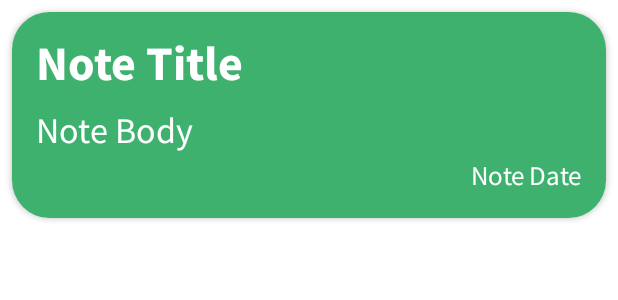
After one commit to Bilalazam26/Dawinii, an Android app: the layout note_layout.xml on its own in the app's theme, with its tools: preview values and no code run, on a phone screen of 412 x 824 dp. The commit adds this screen. Shown: the top 300 px of the screen. Run offline under Robolectric (Android 15) with nearby library versions, the phone set to English and light mode, and no system bars; Roboto replaces fonts that are not available here.

Commit message:
activity_note.xml

```diff
--- a/app/build.gradle
+++ b/app/build.gradle
@@ -34,6 +34,7 @@ android {
     buildFeatures {
         viewBinding = true
     }
+    namespace 'com.grad.dawinii'
 }
 
 dependencies {
--- a/app/src/main/AndroidManifest.xml
+++ b/app/src/main/AndroidManifest.xml
@@ -1,7 +1,6 @@
 <?xml version="1.0" encoding="utf-8"?>
 <manifest xmlns:android="http://schemas.android.com/apk/res/android"
-    xmlns:tools="http://schemas.android.com/tools"
-    package="com.grad.dawinii">
+    xmlns:tools="http://schemas.android.com/tools">
 
     <uses-permission android:name="android.permission.VIBRATE" />
     <uses-permission android:name="android.permission.WAKE_LOCK" />
--- /dev/null
+++ b/app/src/main/res/layout/note_layout.xml
@@ -0,0 +1,53 @@
+<?xml version="1.0" encoding="utf-8"?>
+<androidx.cardview.widget.CardView xmlns:android="http://schemas.android.com/apk/res/android"
+    android:layout_width="match_parent"
+    android:layout_height="wrap_content"
+    xmlns:app="http://schemas.android.com/apk/res-auto"
+    xmlns:tools="http://schemas.android.com/tools"
+    app:cardCornerRadius="25dp"
+    android:elevation="8dp"
+    android:layout_margin="8dp">
+    <androidx.constraintlayout.widget.ConstraintLayout
+        android:padding="16dp"
+        android:layout_width="match_parent"
+        android:layout_height="match_parent"
+        android:background="@color/secondaryColor">
+        <TextView
+            android:id="@+id/note_title"
+            android:layout_width="wrap_content"
+            android:layout_height="wrap_content"
+            tools:text="Note Title"
+            android:textSize="32sp"
+            android:fontFamily="@font/mada_bold"
+            app:layout_constraintTop_toTopOf="parent"
+            app:layout_constraintStart_toStartOf="parent"
+            android:maxLines="1"
+            android:ellipsize="end"
+            android:textColor="@color/white"/>
+        <TextView
+            android:id="@+id/note_body"
+            android:layout_width="wrap_content"
+            android:layout_height="wrap_content"
+            app:layout_constraintStart_toStartOf="parent"
+            app:layout_constraintTop_toBottomOf="@id/note_title"
+            tools:text="Note Body"
+            android:layout_marginTop="8dp"
+            android:fontFamily="@font/mada_regular"
+            android:textSize="24sp"
+            android:maxLines="5"
+            android:ellipsize="end"
+            android:textColor="@color/white"/>
+        <TextView
+            android:id="@+id/note_date"
+            android:layout_width="wrap_content"
+            android:layout_height="wrap_content"
+            app:layout_constraintEnd_toEndOf="parent"
+            app:layout_constraintTop_toBottomOf="@id/note_body"
+            android:layout_marginTop="4dp"
+            android:fontFamily="@font/mada_regular"
+            tools:text="Note Date"
+            android:textSize="18sp"
+            android:textColor="@color/white"/>
+
+    </androidx.constraintlayout.widget.ConstraintLayout>
+</androidx.cardview.widget.CardView>
--- a/app/src/main/res/values/strings.xml
+++ b/app/src/main/res/values/strings.xml
@@ -137,4 +137,5 @@
     <string name="your_previous_medicines_analysis_and_doctor_notes">Your previous medicines, analysis \nand doctor notes</string>
     <string name="analysis">Analysis</string>
     <string name="statistics">Statistics</string>
+    <string name="add_note">Add note</string>
 </resources>
--- a/build.gradle
+++ b/build.gradle
@@ -4,8 +4,8 @@ buildscript {
     }
 }// Top-level build file where you can add configuration options common to all sub-projects/modules.
 plugins {
-    id 'com.android.application' version '7.4.1' apply false
-    id 'com.android.library' version '7.4.1' apply false
+    id 'com.android.application' version '7.4.2' apply false
+    id 'com.android.library' version '7.4.2' apply false
     id 'org.jetbrains.kotlin.android' version '1.7.10' apply false
 }
 
```
Also changed, not shown: app/src/main/java/com/grad/dawinii/adapter/NoteRecyclerAdapter.kt (added, +43 -0 lines), app/src/main/java/com/grad/dawinii/model/entities/Note.kt (added, +13 -0 lines), app/src/main/java/com/grad/dawinii/view/history/NoteActivity.kt (+24 -1 lines), app/src/main/res/layout/activity_note.xml (+25 -0 lines).
